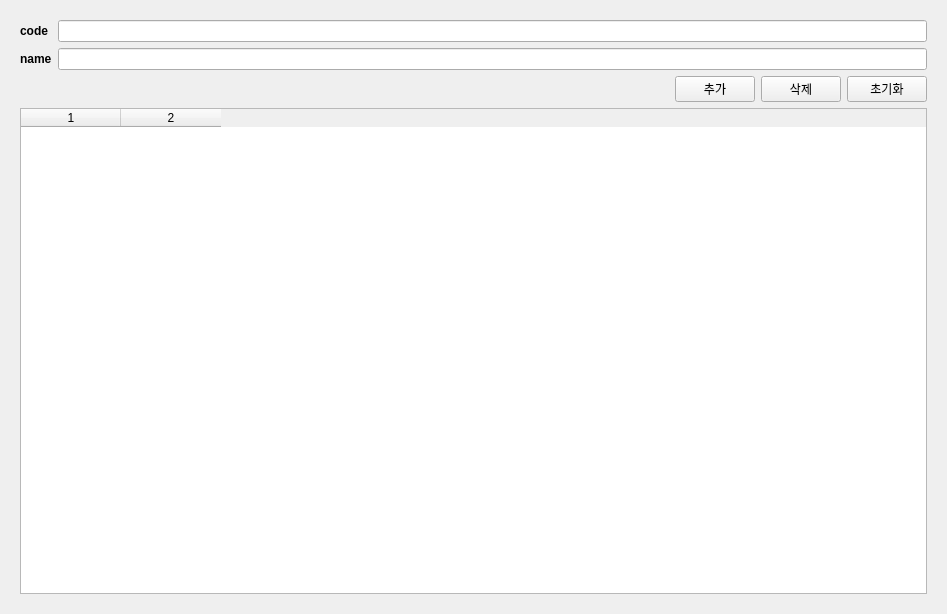
Old version of the form ui/dml_form.ui in the repository gdabba-WORK/application_coffee.
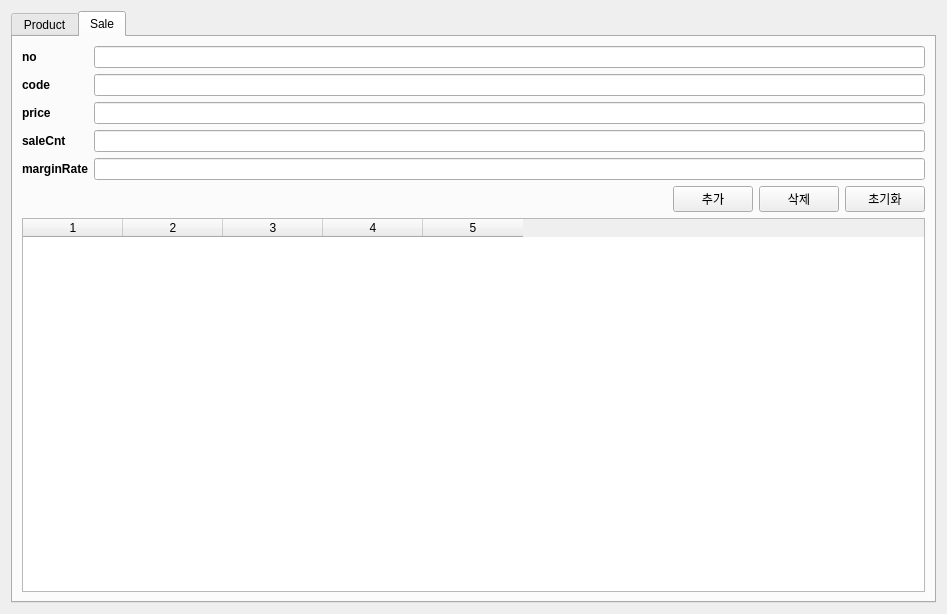
New version of the form.

Commit message:
--ui package-- dml_form.ui : QStackWidget -> QTabWidget 으로 컨테이너 변경 dml_form.py : 수정/삭제 기능에 예외처리 추가
#todo : product_dao.py, sale_dao.py 구현 및 ui.dml_form.py에 연동

What changed in the file:
```diff
--- a/ui/dml_form.ui
+++ b/ui/dml_form.ui
@@ -15,11 +15,14 @@
   </property>
   <layout class="QGridLayout" name="gridLayout">
    <item row="0" column="0">
-    <widget class="QStackedWidget" name="stk_widget">
+    <widget class="QTabWidget" name="tab_widget">
      <property name="currentIndex">
       <number>0</number>
      </property>
-     <widget class="QWidget" name="page_product">
+     <widget class="QWidget" name="pro_tab_widget">
+      <attribute name="title">
+       <string>Product</string>
+      </attribute>
       <layout class="QGridLayout" name="gridLayout_2">
        <item row="0" column="0">
         <layout class="QFormLayout" name="formLayout">
@@ -106,7 +109,10 @@
        </item>
       </layout>
      </widget>
-     <widget class="QWidget" name="page_sale">
+     <widget class="QWidget" name="sale_tab_widget">
+      <attribute name="title">
+       <string>Sale</string>
+      </attribute>
       <layout class="QGridLayout" name="gridLayout_3">
        <item row="0" column="0">
         <layout class="QFormLayout" name="formLayout_2">
```
Left out of the diff: 10 changed lines with no effect on the pictures. The commit also changes 3 other files.
